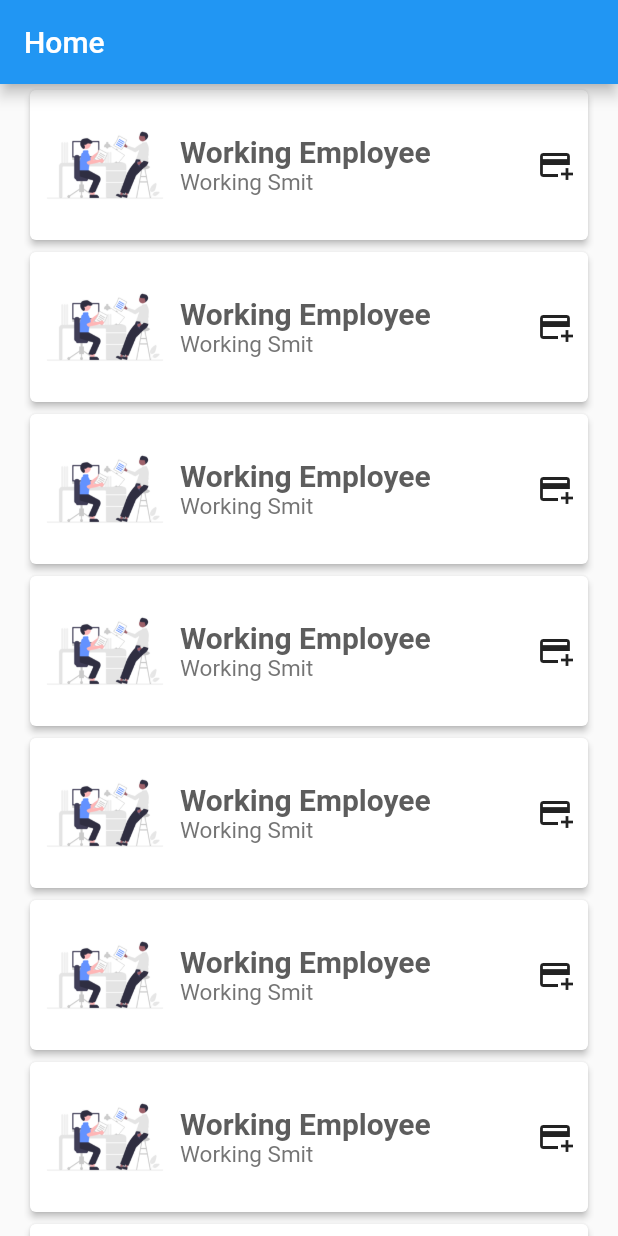
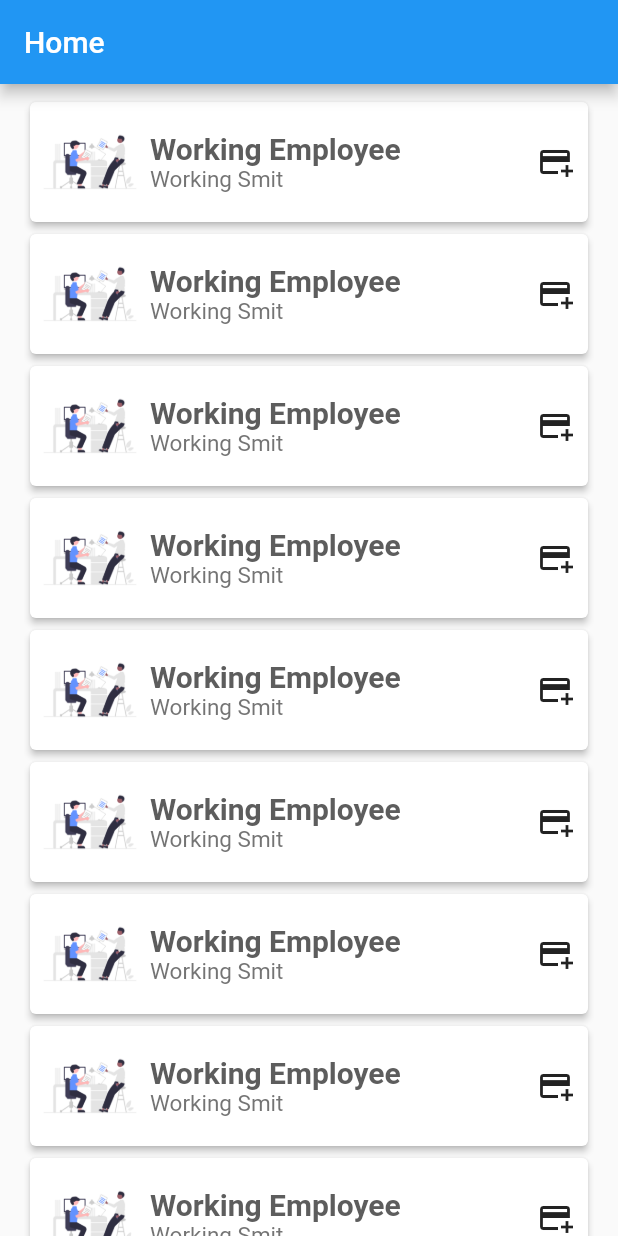
Before and after one commit to smit13192/flutter_app, a Flutter app: the screen it shows after launch, after a tap on "Log In", on a phone screen of 412 x 824 dp. Run offline on Flutter 3.47's test engine with Material 2 defaults, Android fonts, the phone set to English and light mode, and no system bars.

Commit message:
add comment

```diff
--- a/lib/page/home.dart
+++ b/lib/page/home.dart
@@ -7,6 +7,7 @@ class HomePage extends StatelessWidget {
 
   @override
   Widget build(BuildContext context) {
+    // this is the list to the display the data to the generate to the function
     List catalogItem = makeListCatalog();
 
     return Scaffold(
@@ -15,7 +16,8 @@ class HomePage extends StatelessWidget {
           title: const Text("Home"),
         ),
         body: Padding(
-          padding: const EdgeInsets.only(left: 16.0, right: 16.0),
+          padding: const EdgeInsets.only(top: 8.0, left: 16.0, right: 16.0),
+          // this is the listview to the generate list to the catalog
           child: ListView.builder(
             itemBuilder: ((context, index) {
               return makeCardCatalog(catalogItem[index]);
@@ -26,14 +28,16 @@ class HomePage extends StatelessWidget {
   }
 }
 
+// this function to the generate to the catalog display widget
 Widget makeCardCatalog(Catalog catalog) {
+  // make own card view instead of listTile
   return Card(
       elevation: 2,
       child: Row(
         children: [
           SizedBox(
-              height: 100,
-              width: 100,
+              height: 80,
+              width: 80,
               child: Image.asset("assets/images/working.png")),
           Expanded(
             child: Column(
@@ -60,9 +64,10 @@ Widget makeCardCatalog(Catalog catalog) {
       ));
 }
 
+// this function to the generate to the list of the catalog items
 List makeListCatalog() {
   List list = List.generate(
-      10,
+      20,
       (index) => Catalog(
           id: 1,
           title: "Working Employee",
```
